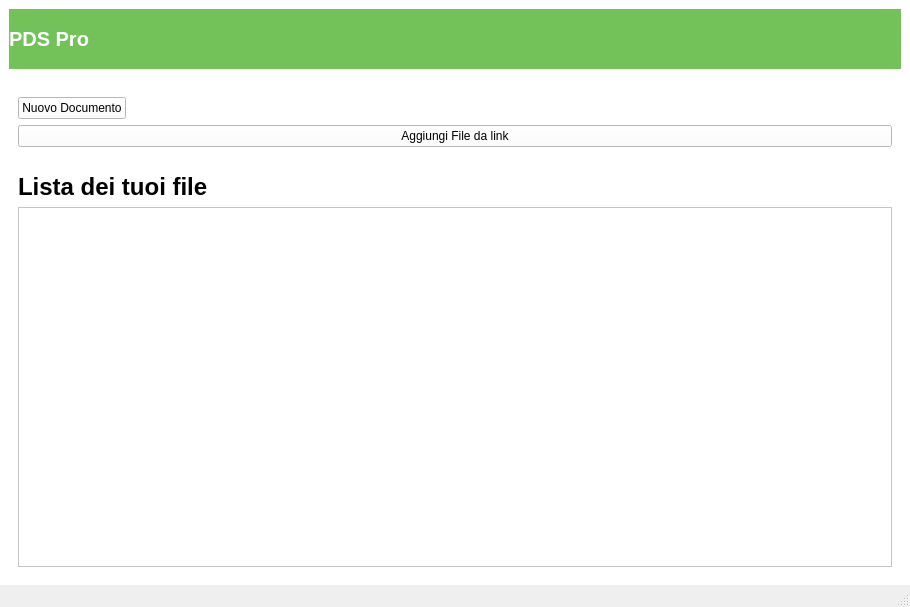
Before: the Qt Designer form PDSClient/filesselection.ui in Figus13/ClientTextEditor, drawn with Qt 5.
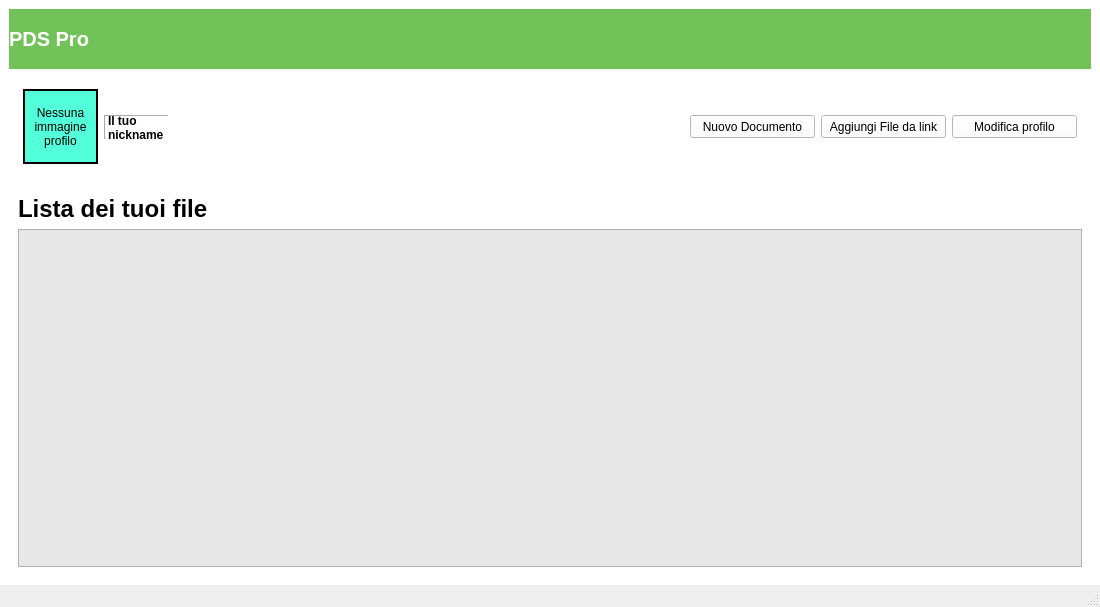
After: the same form once the commit is applied.

Patch:
```diff
--- a/PDSClient/filesselection.ui
+++ b/PDSClient/filesselection.ui
@@ -6,7 +6,7 @@
    <rect>
     <x>0</x>
     <y>0</y>
-    <width>910</width>
+    <width>1100</width>
     <height>607</height>
    </rect>
   </property>
@@ -81,26 +81,77 @@
       </item>
       <item>
        <widget class="QWidget" name="mainWidget" native="true">
+        <property name="styleSheet">
+         <string notr="true"/>
+        </property>
         <layout class="QVBoxLayout" name="verticalLayout_4">
          <item>
-          <layout class="QVBoxLayout" name="verticalLayout_3">
-           <item>
-            <spacer name="verticalSpacer">
-             <property name="orientation">
-              <enum>Qt::Vertical</enum>
+          <layout class="QGridLayout" name="gridLayout_2" columnstretch="0,0,0,0,0,0,0,0">
+           <property name="sizeConstraint">
+            <enum>QLayout::SetDefaultConstraint</enum>
+           </property>
+           <property name="leftMargin">
+            <number>5</number>
+           </property>
+           <property name="topMargin">
+            <number>5</number>
+           </property>
+           <property name="rightMargin">
+            <number>5</number>
+           </property>
+           <property name="bottomMargin">
+            <number>5</number>
+           </property>
+           <item row="0" column="0">
+            <widget class="QLabel" name="profileImageLabel">
+             <property name="enabled">
+              <bool>true</bool>
              </property>
-             <property name="sizeType">
-              <enum>QSizePolicy::Fixed</enum>
+             <property name="sizePolicy">
+              <sizepolicy hsizetype="Fixed" vsizetype="Fixed">
+               <horstretch>0</horstretch>
+               <verstretch>0</verstretch>
+              </sizepolicy>
              </property>
-             <property name="sizeHint" stdset="0">
+             <property name="minimumSize">
               <size>
-               <width>20</width>
-               <height>13</height>
+               <width>75</width>
+               <height>75</height>
               </size>
              </property>
-            </spacer>
+             <property name="maximumSize">
+              <size>
+               <width>75</width>
+               <height>75</height>
+              </size>
+             </property>
+             <property name="styleSheet">
+              <string notr="true">background-color: rgb(83, 255, 218);</string>
+             </property>
+             <property name="frameShape">
+              <enum>QFrame::WinPanel</enum>
+             </property>
+             <property name="frameShadow">
+              <enum>QFrame::Plain</enum>
+             </property>
+             <property name="lineWidth">
+              <number>1</number>
+             </property>
+             <property name="text">
+              <string>Nessuna immagine profilo</string>
+             </property>
+             <property name="scaledContents">
+              <bool>true</bool>
+             </property>
+             <property name="alignment">
+              <set>Qt::AlignCenter</set>
+             </property>
+             <property name="wordWrap">
+              <bool>true</bool>
+             </property>
+            </widget>
            </item>
-           <item>
+           <item row="0" column="5">
             <widget class="QPushButton" name="newDocumentButton">
              <property name="sizePolicy">
               <sizepolicy hsizetype="Fixed" vsizetype="Fixed">
@@ -108,18 +159,153 @@
                <verstretch>0</verstretch>
               </sizepolicy>
              </property>
+             <property name="minimumSize">
+              <size>
+               <width>125</width>
+               <height>23</height>
+              </size>
+             </property>
+             <property name="maximumSize">
+              <size>
+               <width>125</width>
+               <height>23</height>
+              </size>
+             </property>
+             <property name="styleSheet">
+              <string notr="true"/>
+             </property>
              <property name="text">
               <string>Nuovo Documento</string>
              </property>
             </widget>
            </item>
-           <item>
+           <item row="0" column="1" colspan="2">
+            <widget class="QLabel" name="nicknameLabel">
+             <property name="sizePolicy">
+              <sizepolicy hsizetype="MinimumExpanding" vsizetype="Fixed">
+               <horstretch>0</horstretch>
+               <verstretch>0</verstretch>
+              </sizepolicy>
+             </property>
+             <property name="minimumSize">
+              <size>
+               <width>0</width>
+               <height>25</height>
+              </size>
+             </property>
+             <property name="maximumSize">
+              <size>
+               <width>200</width>
+               <height>23</height>
+              </size>
+             </property>
+             <property name="baseSize">
+              <size>
+               <width>0</width>
+               <height>4</height>
+              </size>
+             </property>
+             <property name="styleSheet">
+              <string notr="true">*{
+
+font-familiy: Roboto;
+font-size: 12px;
+font:bold;
+}</string>
+             </property>
+             <property name="frameShape">
+              <enum>QFrame::Panel</enum>
+             </property>
+             <property name="frameShadow">
+              <enum>QFrame::Sunken</enum>
+             </property>
+             <property name="text">
+              <string>Il tuo nickname</string>
+             </property>
+             <property name="alignment">
+              <set>Qt::AlignLeading|Qt::AlignLeft|Qt::AlignVCenter</set>
+             </property>
+             <property name="wordWrap">
+              <bool>true</bool>
+             </property>
+            </widget>
+           </item>
+           <item row="0" column="6">
             <widget class="QPushButton" name="newFileFromLink">
+             <property name="sizePolicy">
+              <sizepolicy hsizetype="Fixed" vsizetype="Fixed">
+               <horstretch>0</horstretch>
+               <verstretch>0</verstretch>
+              </sizepolicy>
+             </property>
+             <property name="minimumSize">
+              <size>
+               <width>125</width>
+               <height>23</height>
+              </size>
+             </property>
+             <property name="maximumSize">
+              <size>
+               <width>125</width>
+               <height>23</height>
+              </size>
+             </property>
+             <property name="styleSheet">
+              <string notr="true"/>
+             </property>
              <property name="text">
               <string>Aggiungi File da link</string>
              </property>
             </widget>
            </item>
+           <item row="0" column="7">
+            <widget class="QPushButton" name="changeProfileButton">
+             <property name="sizePolicy">
+              <sizepolicy hsizetype="Fixed" vsizetype="Fixed">
+               <horstretch>0</horstretch>
+               <verstretch>0</verstretch>
+              </sizepolicy>
+             </property>
+             <property name="minimumSize">
+              <size>
+               <width>125</width>
+               <height>23</height>
+              </size>
+             </property>
+             <property name="maximumSize">
+              <size>
+               <width>125</width>
+               <height>23</height>
+              </size>
+             </property>
+             <property name="styleSheet">
+              <string notr="true"/>
+             </property>
+             <property name="text">
+              <string>Modifica profilo</string>
+             </property>
+            </widget>
+           </item>
+           <item row="0" column="3">
+            <spacer name="horizontalSpacer">
+             <property name="orientation">
+              <enum>Qt::Horizontal</enum>
+             </property>
+             <property name="sizeType">
+              <enum>QSizePolicy::Expanding</enum>
+             </property>
+             <property name="sizeHint" stdset="0">
+              <size>
+               <width>500</width>
+               <height>20</height>
+              </size>
+             </property>
+            </spacer>
+           </item>
+          </layout>
+         </item>
+         <item>
+          <layout class="QVBoxLayout" name="verticalLayout_3">
            <item>
             <layout class="QGridLayout" name="gridLayout"/>
            </item>
@@ -155,6 +341,9 @@
            </item>
            <item>
             <widget class="QListWidget" name="fileListWidget">
+             <property name="styleSheet">
+              <string notr="true">background-color: rgb(231, 231, 231);</string>
+             </property>
              <property name="editTriggers">
               <set>QAbstractItemView::DoubleClicked|QAbstractItemView::EditKeyPressed</set>
              </property>
```
Left out of the diff: 9 changed lines with no effect on the pictures.
